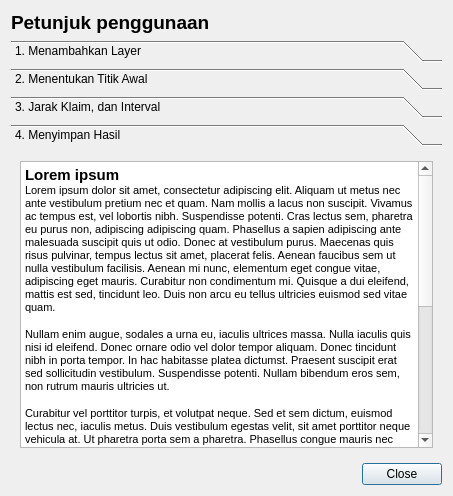
First picture: the form in eq_distant_dialog_help.ui, repository ivanbusthomi/EqDistant, before the edit.
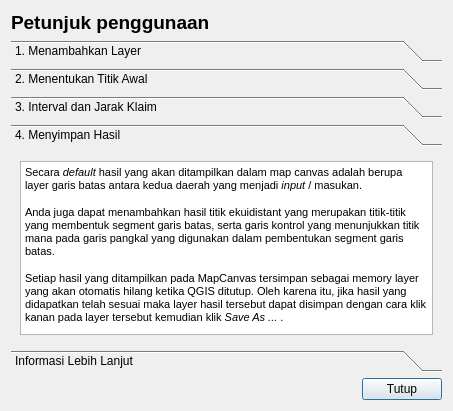
Second picture: the form after the edit. The open tabs and pages were chosen to show the change.

Commit message: modify ui, add help text

Diff of the .ui file:
```diff
--- a/eq_distant_dialog_help.ui
+++ b/eq_distant_dialog_help.ui
@@ -7,7 +7,7 @@
     <x>0</x>
     <y>0</y>
     <width>453</width>
-    <height>496</height>
+    <height>411</height>
    </rect>
   </property>
   <property name="windowTitle">
@@ -30,7 +30,7 @@
    <item row="2" column="1">
     <widget class="QPushButton" name="btnClose">
      <property name="text">
-      <string>Close</string>
+      <string>Tutup</string>
      </property>
     </widget>
    </item>
@@ -126,7 +126,7 @@
      </widget>
      <widget class="QWidget" name="page_3">
       <attribute name="label">
-       <string>3. Jarak Klaim, dan Interval</string>
+       <string>3. Interval dan Jarak Klaim</string>
       </attribute>
       <layout class="QGridLayout" name="gridLayout_4">
        <item row="0" column="0">
@@ -151,6 +151,14 @@
       </layout>
      </widget>
      <widget class="QWidget" name="page_4">
+      <property name="geometry">
+       <rect>
+        <x>0</x>
+        <y>0</y>
+        <width>435</width>
+        <height>198</height>
+       </rect>
+      </property>
       <attribute name="label">
        <string>4. Menyimpan Hasil</string>
       </attribute>
@@ -165,12 +173,28 @@
 &lt;html&gt;&lt;head&gt;&lt;meta name=&quot;qrichtext&quot; content=&quot;1&quot; /&gt;&lt;style type=&quot;text/css&quot;&gt;
 p, li { white-space: pre-wrap; }
 &lt;/style&gt;&lt;/head&gt;&lt;body style=&quot; font-family:'MS Shell Dlg 2'; font-size:8.25pt; font-weight:400; font-style:normal;&quot;&gt;
-&lt;p style=&quot; margin-top:0px; margin-bottom:0px; margin-left:0px; margin-right:0px; -qt-block-indent:0; text-indent:0px;&quot;&gt;&lt;span style=&quot; font-family:'Arial,Helvetica,sans'; font-size:11pt; font-weight:600; color:#000000;&quot;&gt;Lorem ipsum &lt;/span&gt;&lt;/p&gt;
-&lt;p style=&quot; margin-top:0px; margin-bottom:14px; margin-left:0px; margin-right:0px; -qt-block-indent:0; text-indent:0px;&quot;&gt;&lt;span style=&quot; font-family:'Arial,Helvetica,sans'; font-size:8pt; color:#000000;&quot;&gt;Lorem ipsum dolor sit amet, consectetur adipiscing elit. Aliquam ut metus nec ante vestibulum pretium nec et quam. Nam mollis a lacus non suscipit. Vivamus ac tempus est, vel lobortis nibh. Suspendisse potenti. Cras lectus sem, pharetra eu purus non, adipiscing adipiscing quam. Phasellus a sapien adipiscing ante malesuada suscipit quis ut odio. Donec at vestibulum purus. Maecenas quis risus pulvinar, tempus lectus sit amet, placerat felis. Aenean faucibus sem ut nulla vestibulum facilisis. Aenean mi nunc, elementum eget congue vitae, adipiscing eget mauris. Curabitur non condimentum mi. Quisque a dui eleifend, mattis est sed, tincidunt leo. Duis non arcu eu tellus ultricies euismod sed vitae quam.&lt;/span&gt;&lt;/p&gt;
-&lt;p style=&quot; margin-top:0px; margin-bottom:14px; margin-left:0px; margin-right:0px; -qt-block-indent:0; text-indent:0px;&quot;&gt;&lt;span style=&quot; font-family:'Arial,Helvetica,sans'; font-size:8pt; color:#000000;&quot;&gt;Nullam enim augue, sodales a urna eu, iaculis ultrices massa. Nulla iaculis quis nisi id eleifend. Donec ornare odio vel dolor tempor aliquam. Donec tincidunt nibh in porta tempor. In hac habitasse platea dictumst. Praesent suscipit erat sed sollicitudin vestibulum. Suspendisse potenti. Nullam bibendum eros sem, non rutrum mauris ultricies ut.&lt;/span&gt;&lt;/p&gt;
-&lt;p style=&quot; margin-top:0px; margin-bottom:14px; margin-left:0px; margin-right:0px; -qt-block-indent:0; text-indent:0px;&quot;&gt;&lt;span style=&quot; font-family:'Arial,Helvetica,sans'; font-size:8pt; color:#000000;&quot;&gt;Curabitur vel porttitor turpis, et volutpat neque. Sed et sem dictum, euismod lectus nec, iaculis metus. Duis vestibulum egestas velit, sit amet porttitor neque vehicula at. Ut pharetra porta sem a pharetra. Phasellus congue mauris nec lectus lobortis aliquam. Curabitur augue lacus, porta at imperdiet ac, lobortis non tellus. Donec rutrum dui ac tellus posuere, ac aliquam magna sollicitudin. Praesent porta ligula at turpis aliquet, sed sagittis enim suscipit. Fusce ultrices iaculis libero, id tempor est laoreet sed. Nulla elit justo, rhoncus at tempus et, vehicula sed purus. Vivamus aliquet imperdiet blandit. Suspendisse neque sapien, volutpat eu ipsum tempor, varius fringilla elit. Quisque gravida nibh et erat pellentesque, ut commodo lectus posuere.&lt;/span&gt;&lt;/p&gt;
-&lt;p style=&quot; margin-top:0px; margin-bottom:14px; margin-left:0px; margin-right:0px; -qt-block-indent:0; text-indent:0px;&quot;&gt;&lt;span style=&quot; font-family:'Arial,Helvetica,sans'; font-size:8pt; color:#000000;&quot;&gt;Sed semper convallis gravida. In hac habitasse platea dictumst. Nam eget vehicula urna. Suspendisse rhoncus lobortis mauris, non volutpat nibh volutpat id. Morbi ut rhoncus felis. Sed feugiat vitae augue non mattis. Donec a blandit neque, vel sodales orci. Duis quis nibh gravida, convallis magna a, scelerisque justo.&lt;/span&gt;&lt;/p&gt;
-&lt;p style=&quot; margin-top:0px; margin-bottom:14px; margin-left:0px; margin-right:0px; -qt-block-indent:0; text-indent:0px;&quot;&gt;&lt;span style=&quot; font-family:'Arial,Helvetica,sans'; font-size:8pt; color:#000000;&quot;&gt;Ut sodales diam a neque molestie rhoncus. Suspendisse potenti. Curabitur dictum nisl sed tortor tempor, eu vehicula nisl volutpat. Nam sem turpis, lacinia nec ornare at, adipiscing at magna. Aliquam eu ullamcorper risus. Praesent tempor ligula at sollicitudin consectetur. Nulla facilisi. Suspendisse non viverra urna. Duis sit amet tristique leo. Mauris iaculis interdum mattis. Aliquam erat volutpat. Etiam malesuada nulla ipsum, in gravida leo iaculis sed. Donec hendrerit tempor congue.&lt;/span&gt;&lt;/p&gt;&lt;/body&gt;&lt;/html&gt;</string>
+&lt;p style=&quot; margin-top:0px; margin-bottom:14px; margin-left:0px; margin-right:0px; -qt-block-indent:0; text-indent:0px;&quot;&gt;&lt;span style=&quot; font-family:'Arial,Helvetica,sans'; font-size:8pt; color:#000000;&quot;&gt;Secara &lt;/span&gt;&lt;span style=&quot; font-family:'Arial,Helvetica,sans'; font-size:8pt; font-style:italic; color:#000000;&quot;&gt;default &lt;/span&gt;&lt;span style=&quot; font-family:'Arial,Helvetica,sans'; font-size:8pt; color:#000000;&quot;&gt;hasil yang akan ditampilkan dalam map canvas adalah berupa layer garis batas antara kedua daerah yang menjadi &lt;/span&gt;&lt;span style=&quot; font-family:'Arial,Helvetica,sans'; font-size:8pt; font-style:italic; color:#000000;&quot;&gt;input &lt;/span&gt;&lt;span style=&quot; font-family:'Arial,Helvetica,sans'; font-size:8pt; color:#000000;&quot;&gt;/ masukan.&lt;/span&gt;&lt;/p&gt;
+&lt;p style=&quot; margin-top:0px; margin-bottom:14px; margin-left:0px; margin-right:0px; -qt-block-indent:0; text-indent:0px;&quot;&gt;&lt;span style=&quot; font-family:'Arial,Helvetica,sans'; font-size:8pt; color:#000000;&quot;&gt;Anda juga dapat menambahkan hasil titik ekuidistant yang merupakan titik-titik yang membentuk segment garis batas, serta garis kontrol yang menunjukkan titik mana pada garis pangkal yang digunakan dalam pembentukan segment garis batas.&lt;/span&gt;&lt;/p&gt;
+&lt;p style=&quot; margin-top:0px; margin-bottom:14px; margin-left:0px; margin-right:0px; -qt-block-indent:0; text-indent:0px;&quot;&gt;&lt;span style=&quot; font-family:'Arial,Helvetica,sans'; font-size:8pt; color:#000000;&quot;&gt;Setiap hasil yang ditampilkan pada MapCanvas tersimpan sebagai memory layer yang akan otomatis hilang ketika QGIS ditutup. Oleh karena itu, jika hasil yang didapatkan telah sesuai maka layer hasil tersebut dapat disimpan dengan cara klik kanan pada layer tersebut kemudian klik &lt;/span&gt;&lt;span style=&quot; font-family:'Arial,Helvetica,sans'; font-size:8pt; font-style:italic; color:#000000;&quot;&gt;Save As ...&lt;/span&gt;&lt;span style=&quot; font-family:'Arial,Helvetica,sans'; font-size:8pt; color:#000000;&quot;&gt; .&lt;/span&gt;&lt;/p&gt;&lt;/body&gt;&lt;/html&gt;</string>
+         </property>
+        </widget>
+       </item>
+      </layout>
+     </widget>
+     <widget class="QWidget" name="page_5">
+      <attribute name="label">
+       <string>Informasi Lebih Lanjut</string>
+      </attribute>
+      <layout class="QGridLayout" name="gridLayout_6">
+       <item row="0" column="0">
+        <widget class="QTextBrowser" name="textBrowser_5">
+         <property name="html">
+          <string>&lt;!DOCTYPE HTML PUBLIC &quot;-//W3C//DTD HTML 4.0//EN&quot; &quot;http://www.w3.org/TR/REC-html40/strict.dtd&quot;&gt;
+&lt;html&gt;&lt;head&gt;&lt;meta name=&quot;qrichtext&quot; content=&quot;1&quot; /&gt;&lt;style type=&quot;text/css&quot;&gt;
+p, li { white-space: pre-wrap; }
+&lt;/style&gt;&lt;/head&gt;&lt;body style=&quot; font-family:'MS Shell Dlg 2'; font-size:8.25pt; font-weight:400; font-style:normal;&quot;&gt;
+&lt;p style=&quot; margin-top:0px; margin-bottom:0px; margin-left:0px; margin-right:0px; -qt-block-indent:0; text-indent:0px;&quot;&gt;&lt;span style=&quot; font-size:8pt;&quot;&gt;Plugin EqDistant ini masih dalam tahap pengembangan, dan masih terdapat beberapa kekurangan yang perlu disempurnakan. Untuk informasi lebih lanjut kunjungi:&lt;/span&gt;&lt;/p&gt;
+&lt;p style=&quot; margin-top:0px; margin-bottom:0px; margin-left:0px; margin-right:0px; -qt-block-indent:0; text-indent:0px;&quot;&gt;&lt;a href=&quot;ivanbusthomi.github.io&quot;&gt;&lt;span style=&quot; font-size:8pt; text-decoration: underline; color:#0000ff;&quot;&gt;ivanbusthomi.github.io&lt;/span&gt;&lt;/a&gt;&lt;/p&gt;&lt;/body&gt;&lt;/html&gt;</string>
          </property>
         </widget>
        </item>
```
Left out of the diff: 44 changed lines with no effect on the pictures. The commit also changes 1 other file.
